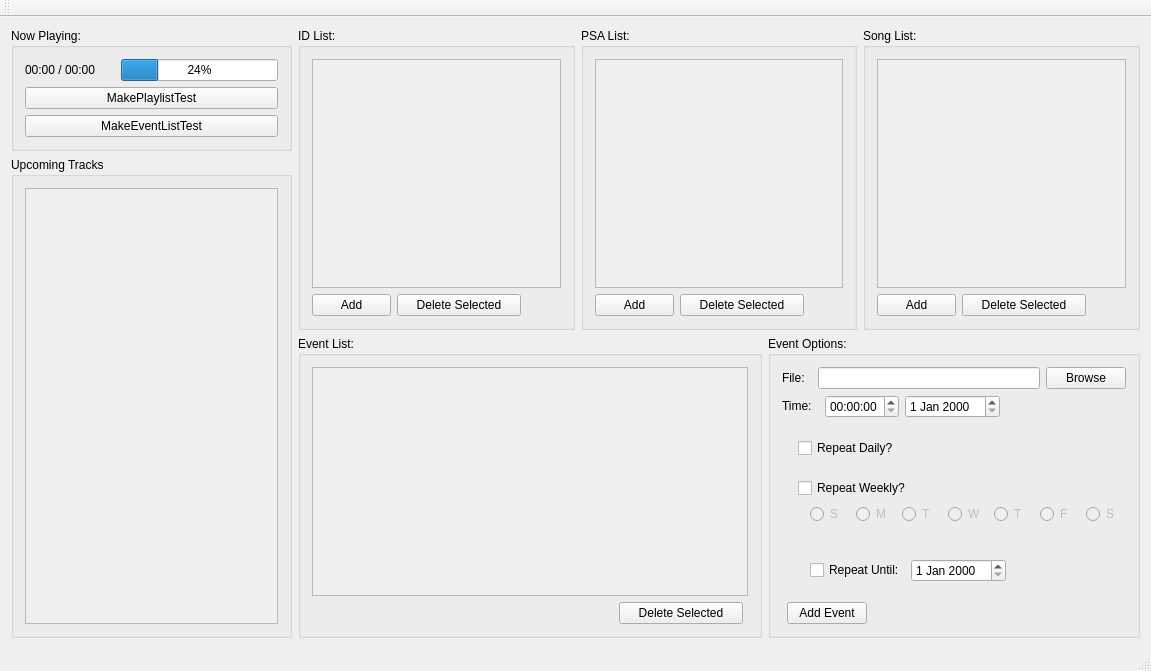
Above: mainwindow.ui from CaelCoruscare/AutoRadioDJ before the change. Below: the same form after it.
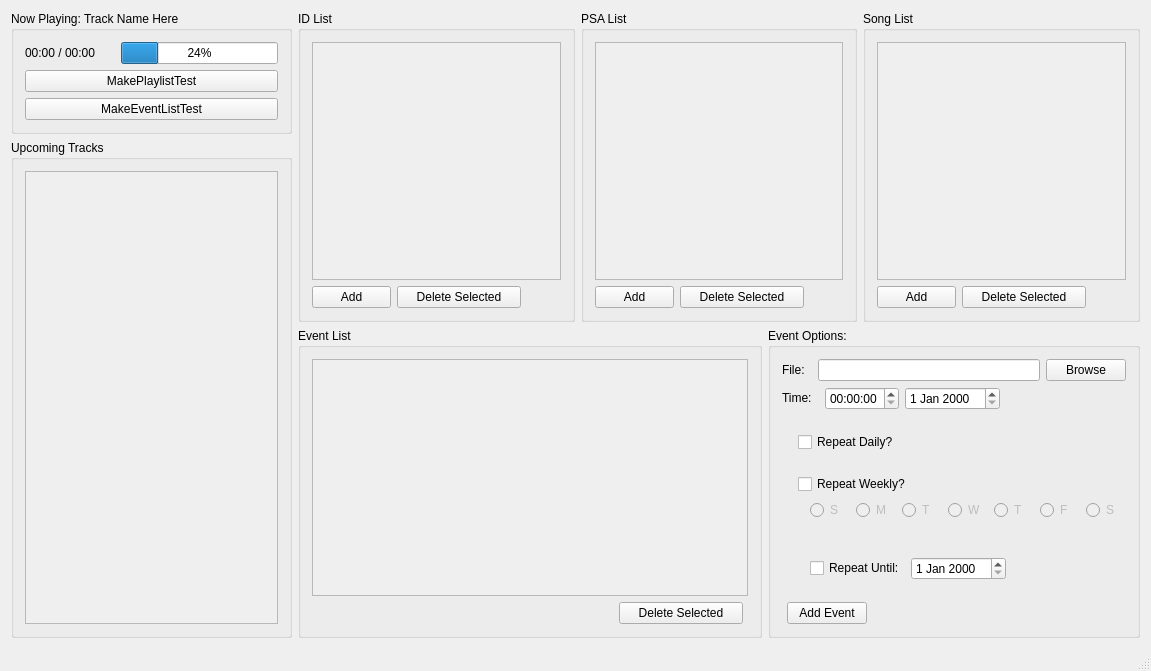
That is the form after the change.

```diff
--- a/mainwindow.ui
+++ b/mainwindow.ui
@@ -20,7 +20,7 @@
       <item>
        <widget class="QGroupBox" name="groupBox_7">
         <property name="title">
-         <string>Now Playing:</string>
+         <string>Now Playing: Track Name Here</string>
         </property>
         <layout class="QVBoxLayout" name="verticalLayout_7">
          <item>
@@ -93,7 +93,7 @@
               <x>0</x>
               <y>0</y>
               <width>254</width>
-              <height>405</height>
+              <height>422</height>
              </rect>
             </property>
            </widget>
@@ -111,7 +111,7 @@
         <item>
          <widget class="QGroupBox" name="groupBox">
           <property name="title">
-           <string>ID List:</string>
+           <string>ID List</string>
           </property>
           <layout class="QVBoxLayout" name="verticalLayout">
            <item>
@@ -125,7 +125,7 @@
                 <x>0</x>
                 <y>0</y>
                 <width>250</width>
-                <height>181</height>
+                <height>198</height>
                </rect>
               </property>
              </widget>
@@ -180,7 +180,7 @@
         <item>
          <widget class="QGroupBox" name="groupBox_2">
           <property name="title">
-           <string>PSA List:</string>
+           <string>PSA List</string>
           </property>
           <layout class="QVBoxLayout" name="verticalLayout_2">
            <item>
@@ -194,7 +194,7 @@
                 <x>0</x>
                 <y>0</y>
                 <width>251</width>
-                <height>181</height>
+                <height>198</height>
                </rect>
               </property>
              </widget>
@@ -249,7 +249,7 @@
         <item>
          <widget class="QGroupBox" name="groupBox_3">
           <property name="title">
-           <string>Song List:</string>
+           <string>Song List</string>
           </property>
           <layout class="QVBoxLayout" name="verticalLayout_3">
            <item>
@@ -263,7 +263,7 @@
                 <x>0</x>
                 <y>0</y>
                 <width>250</width>
-                <height>181</height>
+                <height>198</height>
                </rect>
               </property>
              </widget>
@@ -322,7 +322,7 @@
         <item>
          <widget class="QGroupBox" name="groupBox_4">
           <property name="title">
-           <string>Event List:</string>
+           <string>Event List</string>
           </property>
           <layout class="QVBoxLayout" name="verticalLayout_4">
            <item>
@@ -863,14 +863,6 @@
     </rect>
    </property>
   </widget>
-  <widget class="QToolBar" name="mainToolBar">
-   <attribute name="toolBarArea">
-    <enum>TopToolBarArea</enum>
-   </attribute>
-   <attribute name="toolBarBreak">
-    <bool>false</bool>
-   </attribute>
-  </widget>
   <widget class="QStatusBar" name="statusBar"/>
  </widget>
  <layoutdefault spacing="6" margin="11"/>
```
